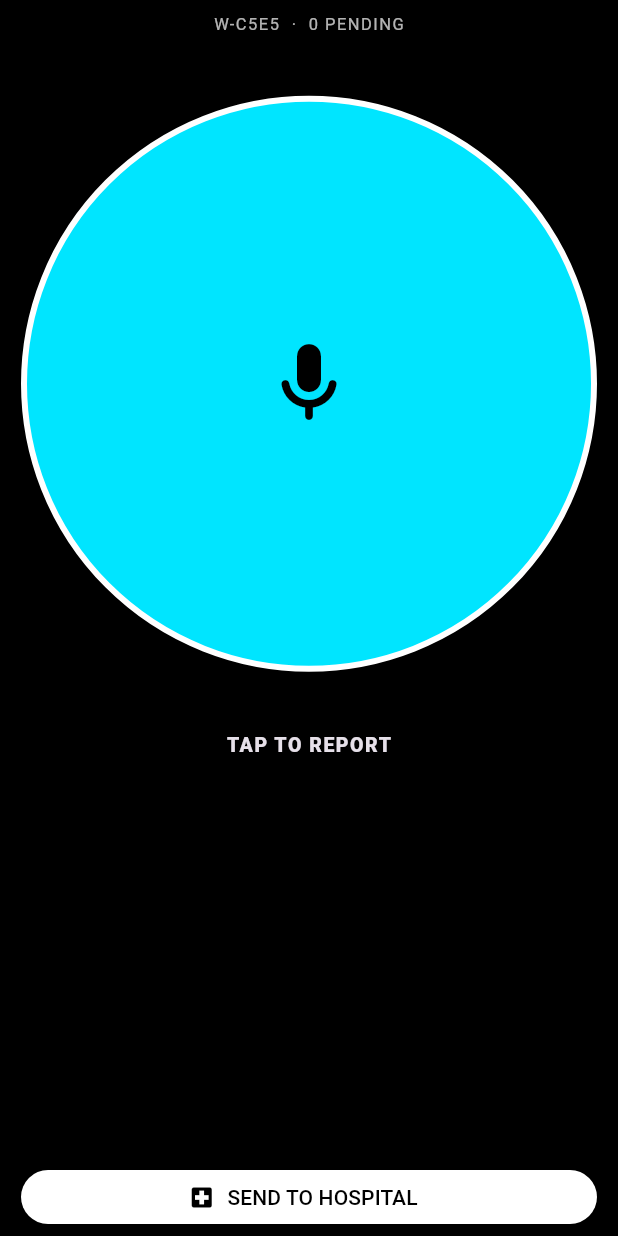
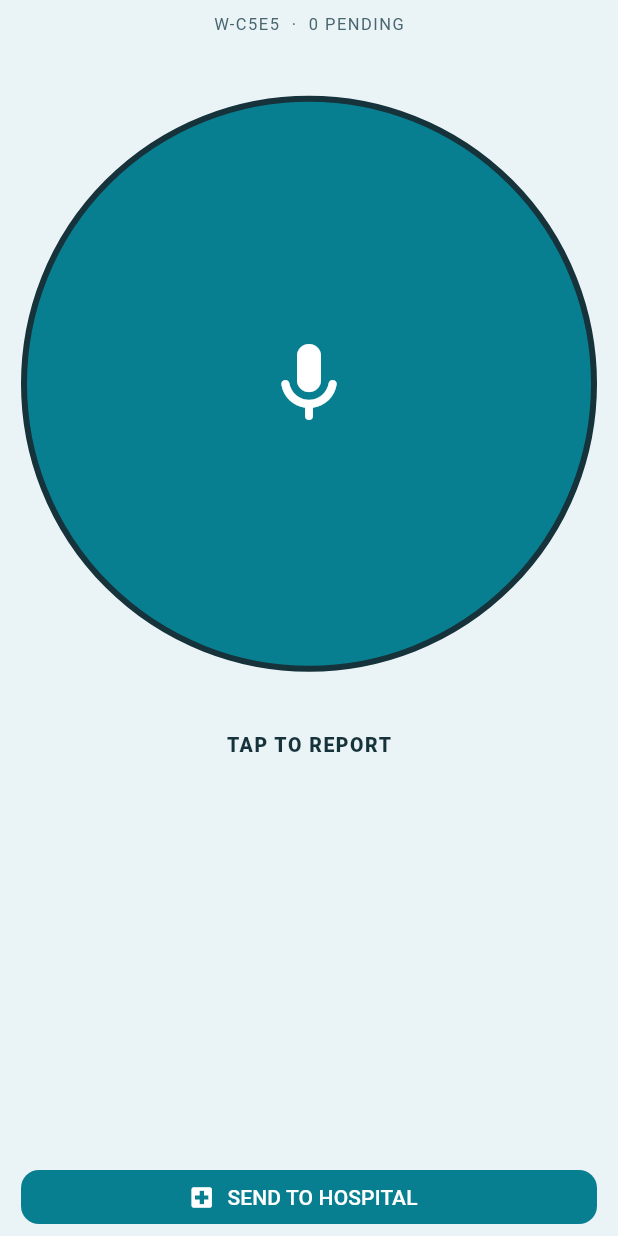
Before and after one commit to yoshimendokusee/Vanguard, a Flutter app: the screen it shows after launch, on a phone screen of 412 x 824 dp. Run offline on Flutter 3.47's test engine with Material 3 defaults, Android fonts, the phone set to English and light mode, and no system bars; our stand-ins replace sqflite, vibration; missing offline and left inert: vosk_flutter; accounts and stored records are empty.

Commit message:
feat(watch): recolor the watch app to match the teal board (#4)
Add theme.dart with the board's teal palette and tinted category colors
for light and dark (follows the system setting) and use it in main.dart.
Presentation only: parser, queue, sync and haptics are unchanged.

Co-authored-by: Claude Sonnet 5.5 <noreply@anthropic.com>

```diff
--- a/watch/lib/main.dart
+++ b/watch/lib/main.dart
@@ -7,6 +7,7 @@ import 'db/triage_db.dart';
 import 'nlp/triage_parser.dart';
 import 'services/speech_service.dart';
 import 'services/sync_service.dart';
+import 'theme.dart';
 
 void main() {
   WidgetsFlutterBinding.ensureInitialized();
@@ -20,19 +21,12 @@ class VanguardWristApp extends StatelessWidget {
   Widget build(BuildContext context) => MaterialApp(
     title: 'Vanguard-Wrist',
     debugShowCheckedModeBanner: false,
-    theme: ThemeData.dark(useMaterial3: true),
+    theme: buildTheme(Brightness.light),
+    darkTheme: buildTheme(Brightness.dark),
+    themeMode: ThemeMode.system,
     home: const TriageScreen(),
   );
 }
-
-/// START colours.
-Color triageColor(String triage) => switch (triage) {
-  TriageParser.immediate => const Color(0xFFFF1744),
-  TriageParser.delayed => const Color(0xFFFFD600),
-  TriageParser.minor => const Color(0xFF00E676),
-  TriageParser.deceased => const Color(0xFFB0BEC5),
-  _ => Colors.white, // Unassessed
-};
 
 enum _Phase { loading, idle, listening, error }
 
@@ -184,8 +178,9 @@ class _TriageScreenState extends State<TriageScreen> {
   @override
   Widget build(BuildContext context) {
     final listening = _phase == _Phase.listening;
+    final c = Theme.of(context).extension<AppColors>()!;
     return Scaffold(
-      backgroundColor: Colors.black,
+      backgroundColor: c.background,
       body: SafeArea(
         child: Padding(
           padding: const EdgeInsets.fromLTRB(14, 8, 14, 8),
@@ -195,8 +190,8 @@ class _TriageScreenState extends State<TriageScreen> {
                 onLongPress: _demoPhrase,
                 child: Text(
                   '${_db?.watchId ?? '…'}  ·  $_pending PENDING',
-                  style: const TextStyle(
-                    color: Colors.white70,
+                  style: TextStyle(
+                    color: c.dim,
                     fontSize: 11,
                     letterSpacing: 1,
                   ),
@@ -219,19 +214,23 @@ class _TriageScreenState extends State<TriageScreen> {
                           duration: const Duration(milliseconds: 150),
                           decoration: BoxDecoration(
                             shape: BoxShape.circle,
-                            // Idle is cyan on purpose: red/yellow/green mean
+                            // Idle is teal on purpose: red/amber/green mean
                             // triage categories on this screen.
                             color: listening
-                                ? const Color(0xFFFF1744)
+                                ? c.listening
                                 : _phase == _Phase.idle
-                                ? const Color(0xFF00E5FF)
-                                : Colors.grey.shade800,
-                            border: Border.all(color: Colors.white, width: 4),
+                                ? c.accent
+                                : c.panel,
+                            border: Border.all(color: c.text, width: 4),
                           ),
                           child: Icon(
                             listening ? Icons.stop_rounded : Icons.mic_rounded,
                             size: 64,
-                            color: listening ? Colors.white : Colors.black,
+                            color: listening
+                                ? c.onListening
+                                : _phase == _Phase.idle
+                                ? c.onAccent
+                                : c.dim,
                           ),
                         ),
                       ),
@@ -268,10 +267,6 @@ class _TriageScreenState extends State<TriageScreen> {
                   onPressed: _syncing || listening ? null : _doSync,
                   icon: const Icon(Icons.local_hospital, size: 18),
                   label: const Text('SEND TO HOSPITAL'),
-                  style: FilledButton.styleFrom(
-                    backgroundColor: Colors.white,
-                    foregroundColor: Colors.black,
-                  ),
                 ),
               ),
             ],
@@ -307,20 +302,32 @@ class _SavedCard extends StatelessWidget {
 
   @override
   Widget build(BuildContext context) {
+    final c = Theme.of(context).extension<AppColors>()!;
+    final style = triageStyle(row.triage, Theme.of(context).brightness);
+    final unassessed = row.triage == TriageParser.unassessed;
     final age = row.ageGroup == TriageParser.unspecified
         ? ''
         : ' · ${row.ageGroup}';
     return SingleChildScrollView(
       child: Column(
         children: [
-          Text(
-            '${row.triage.toUpperCase()}  ×${row.patientCount}$age',
-            style: TextStyle(
-              color: triageColor(row.triage),
-              fontSize: 17,
-              fontWeight: FontWeight.w900,
+          Container(
+            padding: const EdgeInsets.symmetric(horizontal: 10, vertical: 3),
+            decoration: BoxDecoration(
+              color: style.background,
+              borderRadius: BorderRadius.circular(8),
+              border: unassessed ? Border.all(color: style.accent) : null,
+            ),
+            child: Text(
+              '${row.triage.toUpperCase()}  ×${row.patientCount}$age',
+              style: TextStyle(
+                color: style.foreground,
+                fontSize: 17,
+                fontWeight: FontWeight.w900,
+              ),
             ),
           ),
+          const SizedBox(height: 2),
           Text(
             row.injuries,
             textAlign: TextAlign.center,
@@ -330,7 +337,7 @@ class _SavedCard extends StatelessWidget {
             '${row.location}'
             '${row.etaMinutes != null ? ' · ETA ${row.etaMinutes} min' : ''}',
             textAlign: TextAlign.center,
-            style: const TextStyle(fontSize: 12, color: Colors.white70),
+            style: TextStyle(fontSize: 12, color: c.dim),
           ),
         ],
       ),
--- /dev/null
+++ b/watch/lib/theme.dart
@@ -0,0 +1,168 @@
+import 'package:flutter/material.dart';
+
+import 'nlp/triage_parser.dart';
+
+/// Colours for the watch screen. They match the hospital board
+/// (`hub/public/index.html`): teal for actions and selection, and the same
+/// tinted category colours. Light and dark follow the system setting.
+@immutable
+class AppColors extends ThemeExtension<AppColors> {
+  const AppColors({
+    required this.background,
+    required this.panel,
+    required this.text,
+    required this.dim,
+    required this.accent,
+    required this.onAccent,
+    required this.listening,
+    required this.onListening,
+  });
+
+  final Color background;
+  final Color panel;
+  final Color text;
+  final Color dim;
+  final Color accent;
+  final Color onAccent;
+  final Color listening;
+  final Color onListening;
+
+  static const light = AppColors(
+    background: Color(0xFFEAF4F6),
+    panel: Color(0xFFEFF8FA),
+    text: Color(0xFF16323A),
+    dim: Color(0xFF4A6670),
+    accent: Color(0xFF087F90),
+    onAccent: Color(0xFFFFFFFF),
+    listening: Color(0xFFB91C1C),
+    onListening: Color(0xFFFFFFFF),
+  );
+
+  static const dark = AppColors(
+    background: Color(0xFF061419),
+    panel: Color(0xFF143B47),
+    text: Color(0xFFE3F4F7),
+    dim: Color(0xFFA9C8D0),
+    accent: Color(0xFF3CC8D9),
+    onAccent: Color(0xFF00262C),
+    listening: Color(0xFFFCA5A5),
+    onListening: Color(0xFF00262C),
+  );
+
+  @override
+  AppColors copyWith() => this;
+
+  @override
+  AppColors lerp(ThemeExtension<AppColors>? other, double t) =>
+      t < 0.5 ? this : (other as AppColors? ?? this);
+}
+
+/// A category's tinted surface: [background] and [foreground] are used
+/// together for text, [accent] is the marker or outline colour.
+@immutable
+class TriageStyle {
+  const TriageStyle(this.background, this.foreground, this.accent);
+  final Color background;
+  final Color foreground;
+  final Color accent;
+}
+
+/// Same tints as the board's category chips. Colour is never the only signal:
+/// the category name is always written out next to it.
+TriageStyle triageStyle(String triage, Brightness brightness) {
+  final dark = brightness == Brightness.dark;
+  return switch (triage) {
+    TriageParser.immediate =>
+      dark
+          ? const TriageStyle(
+              Color(0xFF4A1D1D),
+              Color(0xFFFCA5A5),
+              Color(0xFFF87171),
+            )
+          : const TriageStyle(
+              Color(0xFFFEE2E2),
+              Color(0xFF991B1B),
+              Color(0xFFDC2626),
+            ),
+    TriageParser.delayed =>
+      dark
+          ? const TriageStyle(
+              Color(0xFF422006),
+              Color(0xFFFCD34D),
+              Color(0xFFFBBF24),
+            )
+          : const TriageStyle(
+              Color(0xFFFEF3C7),
+              Color(0xFF92400E),
+              Color(0xFFD97706),
+            ),
+    TriageParser.minor =>
+      dark
+          ? const TriageStyle(
+              Color(0xFF064E3B),
+              Color(0xFF6EE7B7),
+              Color(0xFF34D399),
+            )
+          : const TriageStyle(
+              Color(0xFFD1FAE5),
+              Color(0xFF065F46),
+              Color(0xFF059669),
+            ),
+    TriageParser.deceased =>
+      dark
+          ? const TriageStyle(
+              Color(0xFF1E293B),
+              Color(0xFFCBD5E1),
+              Color(0xFF94A3B8),
+            )
+          : const TriageStyle(
+              Color(0xFFE2E8F0),
+              Color(0xFF334155),
+              Color(0xFF64748B),
+            ),
+    // Unassessed ("Not sure" on the board): plain surface with a dashed look.
+    _ =>
+      dark
+          ? const TriageStyle(
+              Color(0xFF0F2F39),
+              Color(0xFFE3F4F7),
+              Color(0xFFA9C8D0),
+            )
+          : const TriageStyle(
+              Color(0xFFFFFFFF),
+              Color(0xFF16323A),
+              Color(0xFF64748B),
+            ),
+  };
+}
+
+ThemeData buildTheme(Brightness brightness) {
+  final c = brightness == Brightness.dark ? AppColors.dark : AppColors.light;
+  return ThemeData(
+    useMaterial3: true,
+    brightness: brightness,
+    scaffoldBackgroundColor: c.background,
+    colorScheme:
+        ColorScheme.fromSeed(
+          seedColor: c.accent,
+          brightness: brightness,
+        ).copyWith(
+          primary: c.accent,
+          onPrimary: c.onAccent,
+          surface: c.background,
+          onSurface: c.text,
+        ),
+    textTheme: ThemeData(brightness: brightness).textTheme
+        .apply(bodyColor: c.text, displayColor: c.text),
+    filledButtonTheme: FilledButtonThemeData(
+      style: FilledButton.styleFrom(
+        backgroundColor: c.accent,
+        foregroundColor: c.onAccent,
+        disabledBackgroundColor: c.panel,
+        disabledForegroundColor: c.dim,
+        shape: RoundedRectangleBorder(borderRadius: BorderRadius.circular(12)),
+      ),
+    ),
+    extensions: [c],
+  );
+}
```
